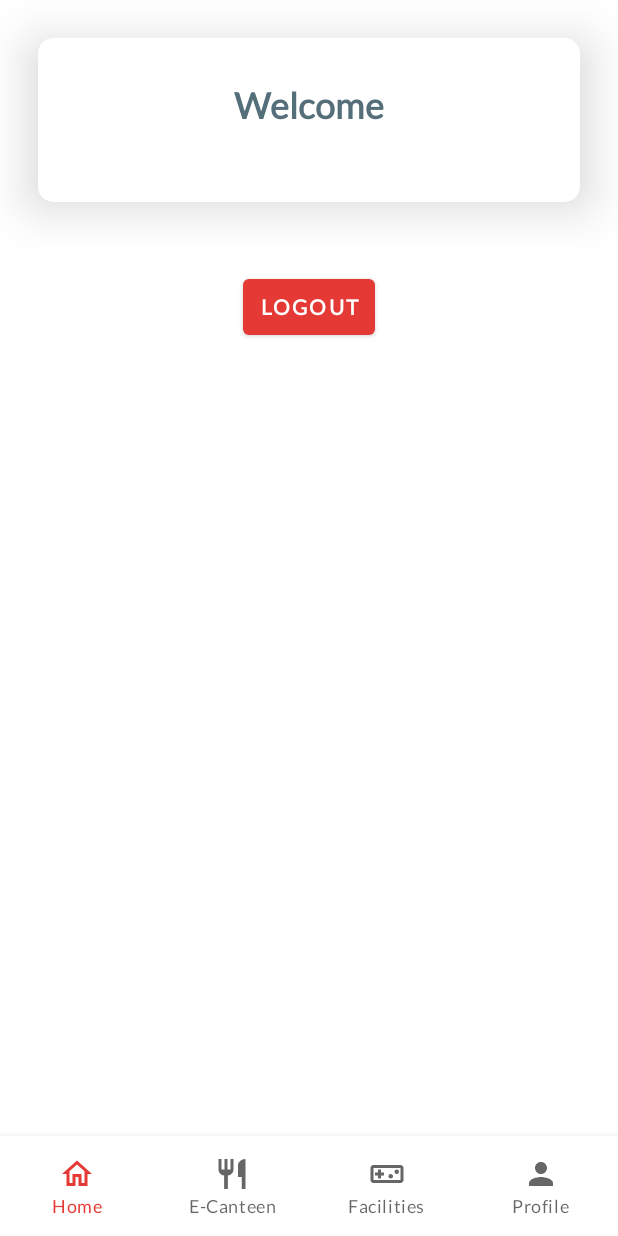
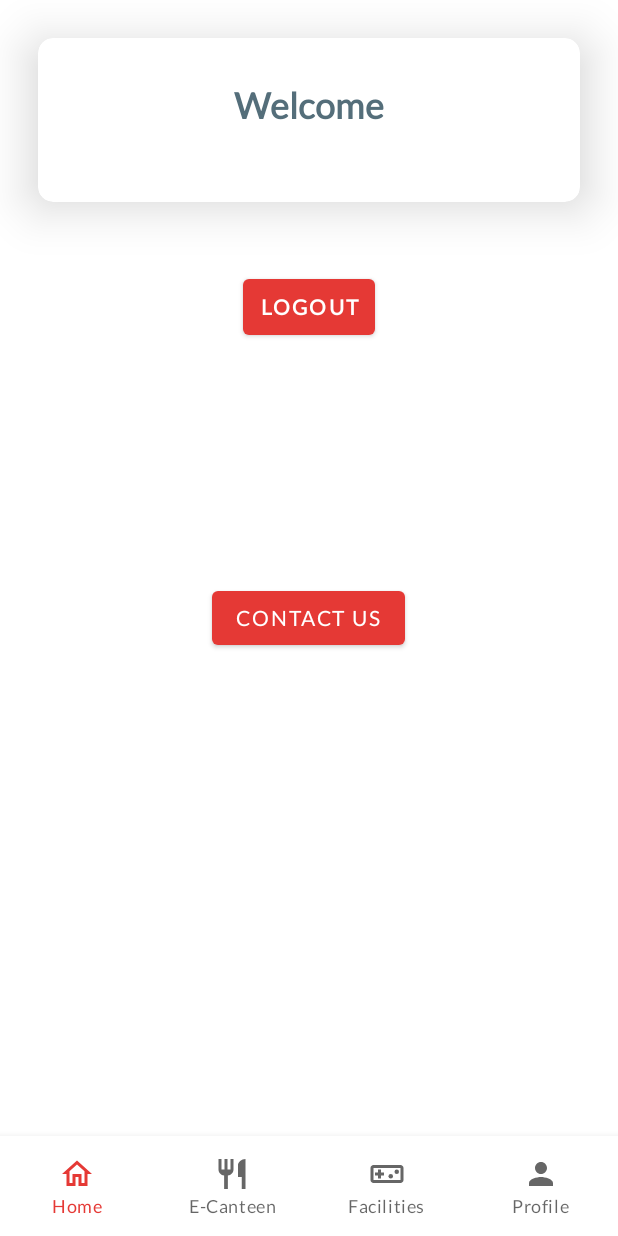
Before and after one commit to Xytrix1103/iicportal, an Android app: the MainActivity screen opened directly, with no data from a screen before it, on a phone screen of 412 x 824 dp. Run offline under Robolectric (Android 15) with nearby library versions, the phone set to English and light mode, and no system bars; our stand-ins replace Firebase (no records; nobody signed in at launch, a user with empty details on screens opened directly); 3 statements that could not run were skipped.

Commit message:
added button in MainActivity to navigate to ContactActivity for testing purposes

```diff
--- a/app/src/main/java/com/iicportal/activity/MainActivity.java
+++ b/app/src/main/java/com/iicportal/activity/MainActivity.java
@@ -3,6 +3,8 @@ package com.iicportal.activity;
 import android.content.Intent;
 import android.content.SharedPreferences;
 import android.os.Bundle;
+import android.view.View;
+import android.widget.Button;
 import android.widget.FrameLayout;
 
 import androidx.annotation.NonNull;
@@ -24,6 +26,8 @@ public class MainActivity extends AppCompatActivity {
     FrameLayout container;
     Fragment verticalViewFragment;
 
+    Button contactButton;
+
 
     @Override
     public void onCreate(Bundle savedInstanceState) {
@@ -33,6 +37,11 @@ public class MainActivity extends AppCompatActivity {
         mAuth = FirebaseAuth.getInstance();
         sharedPreferences = this.getSharedPreferences("com.iicportal", MODE_PRIVATE);
         verticalViewFragment = new VerticalViewFragment();
+
+        contactButton = findViewById(R.id.contactBtn);
+        contactButton.setOnClickListener(view -> {
+            startActivity(new Intent(this, ContactActivity.class));
+        });
 
         if (mAuth.getCurrentUser() == null) {
             startActivity(new Intent(this, LoginActivity.class));
--- a/app/src/main/res/layout/activity_main.xml
+++ b/app/src/main/res/layout/activity_main.xml
@@ -7,9 +7,19 @@
     xmlns:tools="http://schemas.android.com/tools"
     tools:context=".activity.LoginActivity">
 
+    <Button
+        android:id="@+id/contactBtn"
+        android:layout_width="wrap_content"
+        android:layout_height="wrap_content"
+        android:layout_centerInParent="true"
+        android:text="Contact Us" />
+
     <FrameLayout
         android:id="@+id/fragment_container"
         android:layout_width="match_parent"
-        android:layout_height="match_parent" />
+        android:layout_height="match_parent"
+        android:layout_centerInParent="false">
+
+    </FrameLayout>
 
 </RelativeLayout>
```
